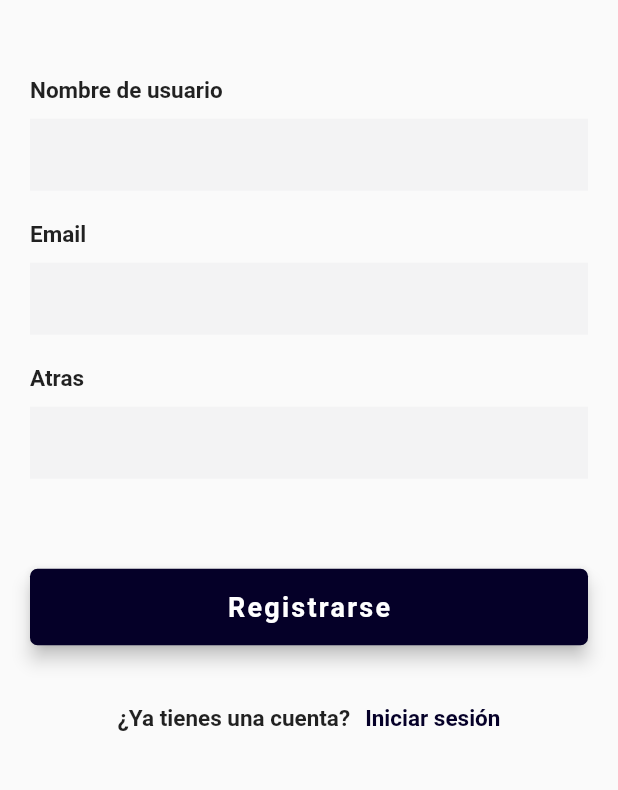
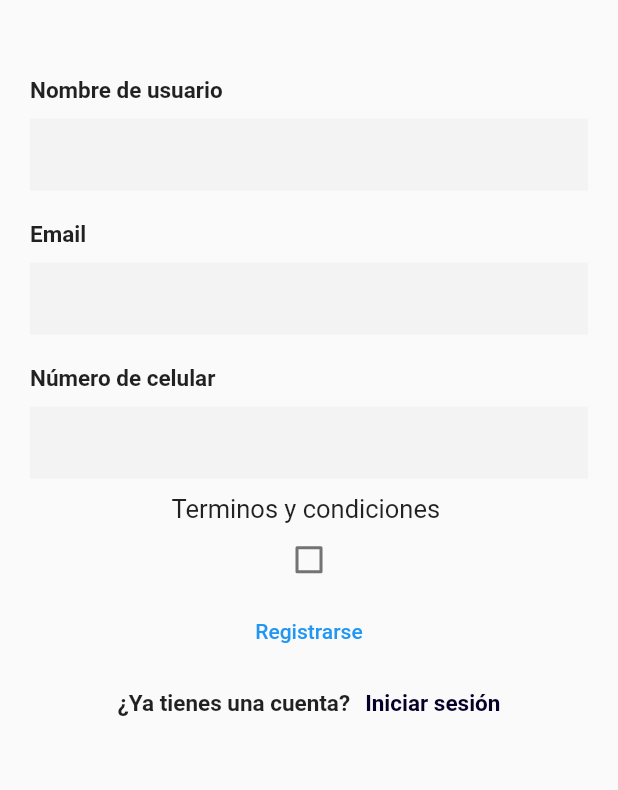
Before and after one commit to Josue2535/Firebase, a Flutter app: the screen it shows after launch, after a tap on "Registrarse", on a phone screen of 412 x 824 dp, the part 238-1028 px from its top. Run offline on Flutter 3.47's test engine with Material 2 defaults, Android fonts, the phone set to English and light mode, and no system bars; our stand-ins replace auth_buttons, cloud_firestore, firebase_analytics, firebase_auth, firebase_core, firebase_crashlytics and 3 more; accounts and stored records are empty.

Commit message:
añadir usuario

```diff
--- a/shopping_list/lib/MainScreens/login/loginScreen.dart
+++ b/shopping_list/lib/MainScreens/login/loginScreen.dart
@@ -24,7 +24,7 @@ class LoginScreen extends StatefulWidget {
 class _LoginScreenState extends State<LoginScreen> {
   Widget _emailPasswordWidget() {
     return Column(
-      children: <Widget>[MyFieldForm(TextApp.PHONE, false)],
+      children: <Widget>[],
     );
   }
 
--- a/shopping_list/lib/MainScreens/login/signUp.dart
+++ b/shopping_list/lib/MainScreens/login/signUp.dart
@@ -1,3 +1,5 @@
+import 'package:cloud_firestore/cloud_firestore.dart';
+import 'package:firebase_core/firebase_core.dart';
 import 'package:flutter/material.dart';
 import 'package:flutter/widgets.dart';
 import 'package:shopping_list/Utils/TextApp.dart';
@@ -15,14 +17,38 @@ class SignUp extends StatefulWidget {
   _SignUpState createState() => _SignUpState();
 }
 
+final CollectionReference _users =
+    FirebaseFirestore.instance.collection('users');
+final _email = TextEditingController();
+final _nameUser = TextEditingController();
+final _phone = TextEditingController();
+bool isChecked = false;
+
 class _SignUpState extends State<SignUp> {
   Widget _emailPasswordWidget() {
     var USER_NAME;
     return Column(
       children: <Widget>[
-        MyFieldForm(TextApp.USER_NAME, false),
-        MyFieldForm(TextApp.EMAIL_ID, false),
-        MyFieldForm(TextApp.PASSWORD, true),
+        MyFieldForm(TextApp.USER_NAME, false, _nameUser),
+        MyFieldForm(TextApp.EMAIL_ID, false, _email),
+        MyFieldForm(TextApp.PHONE, false, _phone),
+        SizedBox(
+          width: 10,
+        ), //SizedBox
+        Text(
+          'Terminos y condiciones ',
+          style: TextStyle(fontSize: 17.0),
+        ), //Text
+        SizedBox(width: 10), //SizedBox
+        /** Checkbox Widget **/
+        Checkbox(
+          value: isChecked,
+          onChanged: (bool? value) {
+            setState(() {
+              isChecked = value!;
+            });
+          },
+        ),
       ],
     );
   }
@@ -51,8 +77,77 @@ class _SignUpState extends State<SignUp> {
                     padding: EdgeInsets.only(top: height * .05), //5%
                     child: _emailPasswordWidget(),
                   ),
-                  MyLoginButon(TextApp.SINGUP, Colors.white,
-                      Theme.of(context).primaryColorDark, LoginScreen()),
+                  Container(
+                    width: double.infinity,
+                    child: FlatButton(
+                        child: Text("Registrarse"),
+                        textColor: Colors.blue,
+                        padding: EdgeInsets.all(16),
+                        onPressed: () {
+                          final phone = _phone.text.trim();
+                          final email = _email.text.trim();
+                          final name = _nameUser.text.trim();
+                          if (isChecked != false) {
+                            if (email != "" && phone != "" && name != "") {
+                              _users
+                                  .add({
+                                    phone: {
+                                      'full_name': name, // John Doe
+                                      'email': email, // Stokes and Sons
+                                      'phone': phone
+                                    } // 42
+                                  })
+                                  .then((value) => print("User Added"))
+                                  .catchError((error) =>
+                                      print("Failed to add user: $error"));
+                              Navigator.push(
+                                  context,
+                                  MaterialPageRoute(
+                                      builder: (context) => LoginScreen()));
+                            } else {
+                              showDialog(
+                                context: context,
+                                builder: (ctx) => AlertDialog(
+                                  title: const Text(
+                                      "Tienes que llenar todos los campos"),
+                                  actions: <Widget>[
+                                    TextButton(
+                                      onPressed: () {
+                                        Navigator.of(ctx).pop();
+                                      },
+                                      child: Container(
+                                        color: Colors.green,
+                                        padding: const EdgeInsets.all(14),
+                                        child: const Text("okay"),
+                                      ),
+                                    ),
+                                  ],
+                                ),
+                              );
+                            }
+                          } else {
+                            showDialog(
+                              context: context,
+                              builder: (ctx) => AlertDialog(
+                                title: const Text(
+                                    "No has haceptado terminos y condiciones"),
+                                actions: <Widget>[
+                                  TextButton(
+                                    onPressed: () {
+                                      Navigator.of(ctx).pop();
+                                    },
+                                    child: Container(
+                                      color: Colors.green,
+                                      padding: const EdgeInsets.all(14),
+                                      child: const Text("okay"),
+                                    ),
+                                  ),
+                                ],
+                              ),
+                            );
+                          }
+                        }),
+                  ),
                   MySignUpLabelButton(
                     TextApp.I_HAVE_ACCOUNT,
                     TextApp.LOGIN,
--- a/shopping_list/lib/MainScreens/login/welcomeScreen.dart
+++ b/shopping_list/lib/MainScreens/login/welcomeScreen.dart
@@ -13,11 +13,7 @@ class WelcomeScreen extends StatefulWidget {
 Widget _singUpButton(BuildContext context) {
   return Container(
     width: double.infinity,
-    child: OutlineButton(
-      borderSide: BorderSide(color: Colors.white),
-      highlightedBorderColor: Theme.of(context).primaryColorLight,
-      padding: EdgeInsets.all(15),
-      shape: RoundedRectangleBorder(borderRadius: BorderRadius.circular(5)),
+    child: OutlinedButton(
       onPressed: () => Navigator.push(
           context, MaterialPageRoute(builder: (context) => SignUp())),
       child: Text(
--- a/shopping_list/lib/Utils/TextApp.dart
+++ b/shopping_list/lib/Utils/TextApp.dart
@@ -4,7 +4,7 @@ class TextApp {
   static const String SINGUP = 'Registrarse';
   static const String BACK = 'Atras';
   static const String EMAIL_ID = 'Email';
-  static const String PASSWORD = 'Atras';
+  static const String PASSWORD = 'Contraseña';
   static const String FORGOT_PASSWORD = '¿Has olvidado a contraseña?';
   static const String OR = 'o';
   static const String GOOGLE_SIGN = 'Inicia sesión con Google';
--- a/shopping_list/lib/Widgets/Components/Bottons/myLoginButton.dart
+++ b/shopping_list/lib/Widgets/Components/Bottons/myLoginButton.dart
@@ -7,6 +7,7 @@ class MyLoginButon extends StatelessWidget {
   Color _colorText;
   Color _colorButtonBackGround;
   Widget _widgetToNavigate;
+
   MyLoginButon(this._text, this._colorText, this._colorButtonBackGround,
       this._widgetToNavigate);
   @override
--- a/shopping_list/lib/Widgets/Components/Fields/myFieldForm.dart
+++ b/shopping_list/lib/Widgets/Components/Fields/myFieldForm.dart
@@ -3,7 +3,8 @@ import 'package:flutter/material.dart';
 class MyFieldForm extends StatelessWidget {
   String _title;
   bool _isPassword = false;
-  MyFieldForm(this._title, this._isPassword);
+  TextEditingController controller;
+  MyFieldForm(this._title, this._isPassword, this.controller);
   @override
   Widget build(BuildContext context) {
     return Container(
@@ -23,6 +24,7 @@ class MyFieldForm extends StatelessWidget {
                   border: InputBorder.none,
                   fillColor: Color(0xfff3f3f4),
                   filled: true),
+              controller: controller,
             ),
           )
         ],
--- a/shopping_list/pubspec.yaml
+++ b/shopping_list/pubspec.yaml
@@ -44,6 +44,8 @@ dependencies:
   firebase_analytics: ^9.1.5
   firebase_analytics_web: ^0.4.0+10
   firebase_crashlytics: ^2.6.3
+  material: ^1.0.0+2
+  cloud_firestore: ^3.2.1
 
 dev_dependencies:
   flutter_test:
```
Also changed, not shown: shopping_list/pubspec.lock, 1 other file.
